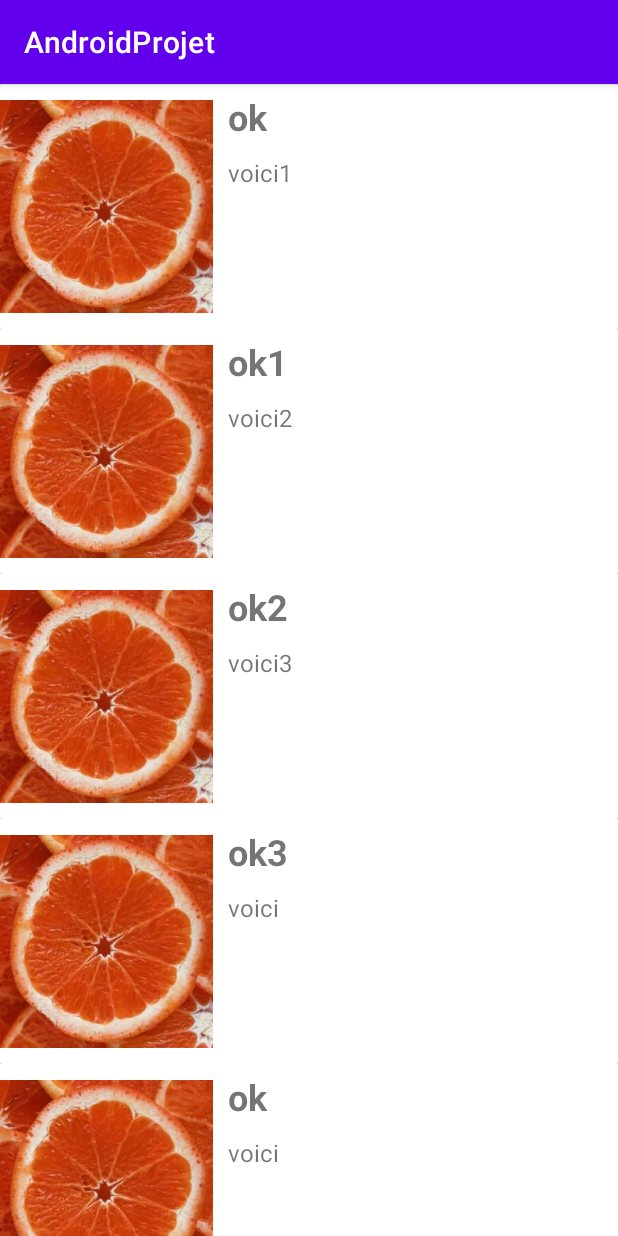
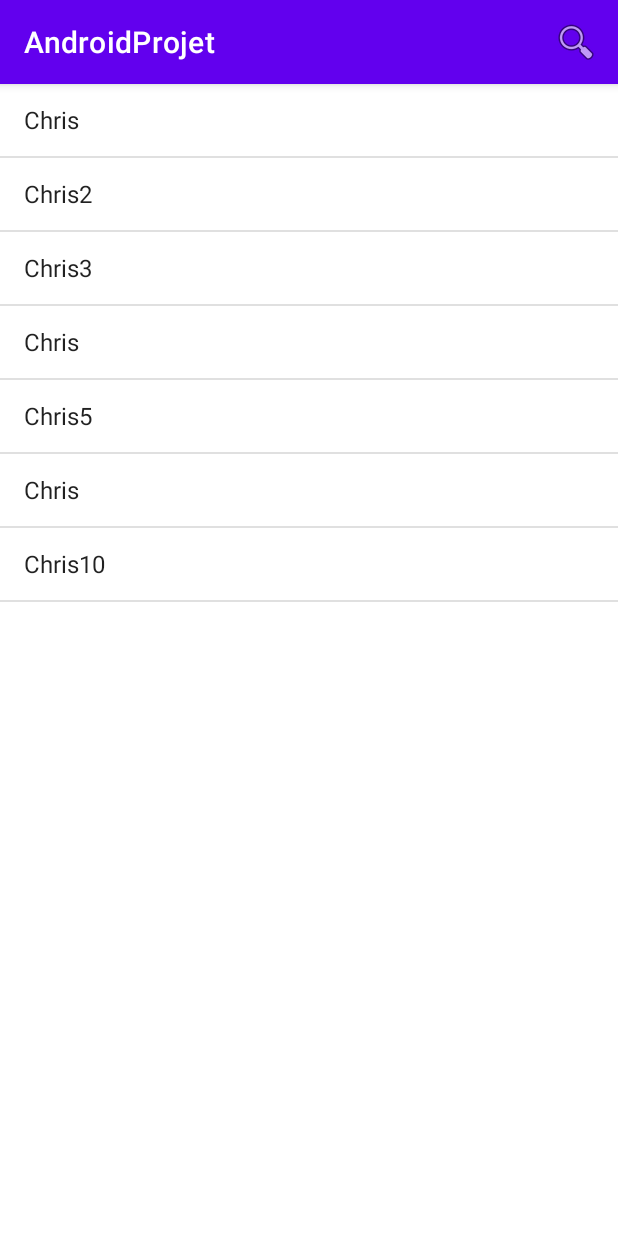
Before and after one commit to NicolasDebeurme/WordFinder, an Android app: the screen it shows after launch (test11 before the commit, Main_search_bar after it), on a phone screen of 412 x 824 dp. Run offline under Robolectric (Android 15) with nearby library versions, the light colour scheme and no system bars.

Commit message:
search bar

```diff
--- a/AndroidProjet/app/src/main/AndroidManifest.xml
+++ b/AndroidProjet/app/src/main/AndroidManifest.xml
@@ -1,5 +1,6 @@
 <?xml version="1.0" encoding="utf-8"?>
 <manifest xmlns:android="http://schemas.android.com/apk/res/android"
+    xmlns:tools="http://schemas.android.com/tools"
     package="com.example.androidprojet">
 
     <application
@@ -10,9 +11,10 @@
         android:supportsRtl="true"
         android:theme="@style/Theme.AndroidProjet">
         <activity
-            android:name="test1.test11"
+            android:name="test_search_bar.Main_search_bar"
             android:exported="true"
-            android:label="@string/app_name">
+            android:label="@string/app_name"
+            tools:ignore="MissingClass">
             <intent-filter>
                 <action android:name="android.intent.action.MAIN" />
 
--- /dev/null
+++ b/AndroidProjet/app/src/main/java/test_search_bar/Main_search_bar.java
@@ -0,0 +1,62 @@
+package test_search_bar;
+
+import android.os.Bundle;
+import android.util.Log;
+import android.view.Menu;
+import android.view.MenuItem;
+import android.widget.ArrayAdapter;
+import android.widget.ListView;
+
+import androidx.appcompat.app.AppCompatActivity;
+import androidx.appcompat.widget.SearchView;
+
+import com.example.androidprojet.R;
+
+public class Main_search_bar extends AppCompatActivity {
+
+    ListView listView;
+    String[] name= {"Chris","Chris2","Chris3","Chris","Chris5","Chris","Chris10"};
+
+    ArrayAdapter<String> arrayAdapter;
+
+    @Override
+    protected void onCreate(Bundle savedInstanceState){
+        super.onCreate(savedInstanceState);
+        setContentView(R.layout.activity_main_search_bar);
+
+        listView= findViewById(R.id.listview);
+        arrayAdapter = new ArrayAdapter<String>(this, android.R.layout.simple_list_item_1,name);
+
+        listView.setAdapter(arrayAdapter);
+    }
+
+
+
+
+    @Override
+    public boolean onCreateOptionsMenu(Menu menu){
+
+        getMenuInflater().inflate(R.menu.menu,menu);
+
+        MenuItem menuItem = menu.findItem(R.id.action_search);
+        SearchView searchView = (SearchView) menuItem.getActionView();
+        searchView.setQueryHint("Type here to search");
+
+        searchView.setOnQueryTextListener(new SearchView.OnQueryTextListener() {
+            @Override
+            public boolean onQueryTextSubmit(String query) {
+                Log.d("succes", query);
+                return false;
+            }
+
+            @Override
+            public boolean onQueryTextChange(String newText) {
+                arrayAdapter.getFilter().filter(newText);
+                return false;
+            }
+        });
+
+        return super.onCreateOptionsMenu(menu);
+
+    }
+}
--- /dev/null
+++ b/AndroidProjet/app/src/main/res/layout/activity_main_search_bar.xml
@@ -0,0 +1,11 @@
+<?xml version="1.0" encoding="utf-8"?>
+<androidx.constraintlayout.widget.ConstraintLayout xmlns:android="http://schemas.android.com/apk/res/android"
+    android:layout_width="match_parent"
+    android:layout_height="match_parent">
+
+
+    <ListView
+        android:layout_width="match_parent"
+        android:layout_height="match_parent"
+        android:id="@+id/listview"/>
+</androidx.constraintlayout.widget.ConstraintLayout>
```
Also changed, not shown: AndroidProjet/app/src/main/res/layout/activity_main.xml (+13 -1 lines).
